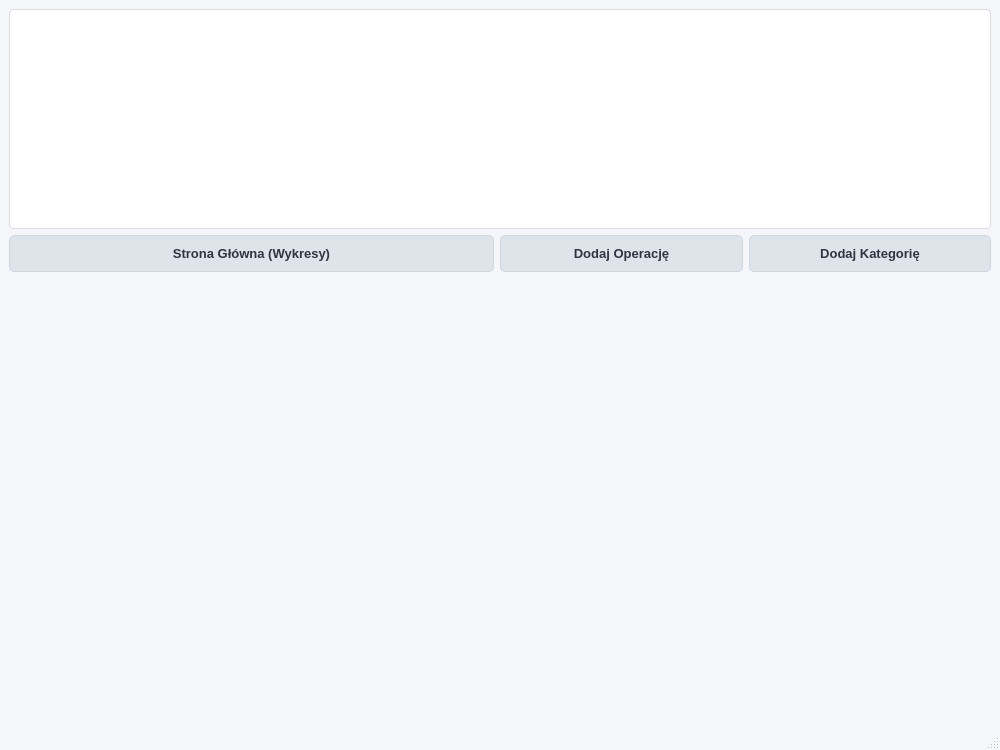
Qt form mainwindow.ui (Borejson1/FinanceManager) before a commit.
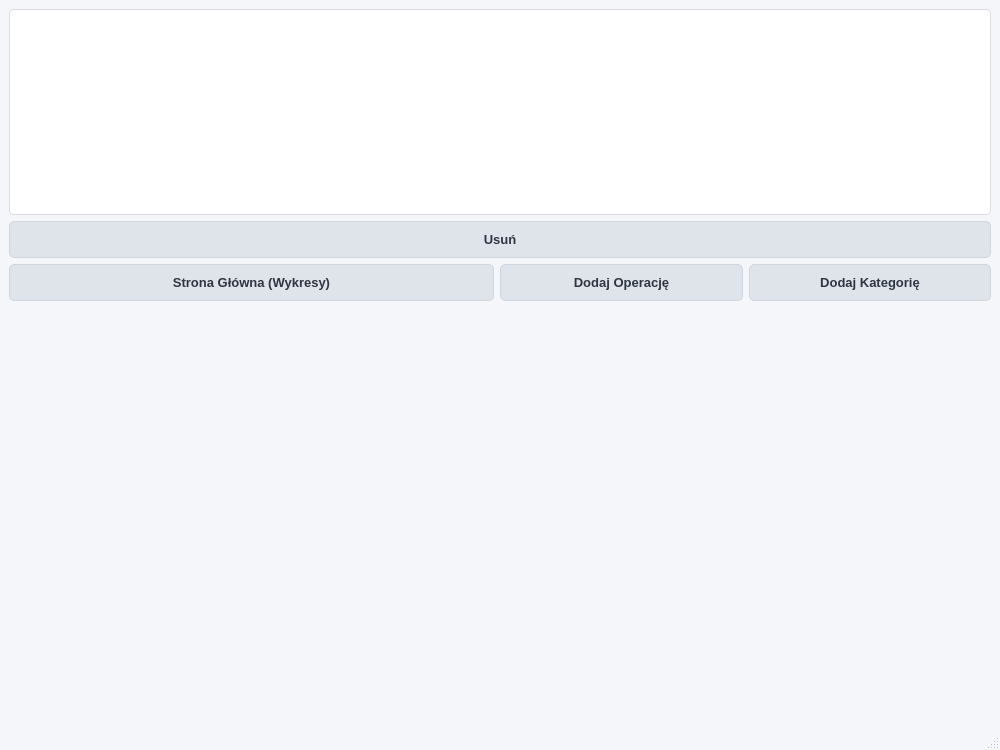
The same form after that commit.

Patch:
```diff
--- a/mainwindow.ui
+++ b/mainwindow.ui
@@ -53,7 +53,7 @@
    </string>
   </property>
   <widget class="QWidget" name="centralwidget">
-   <layout class="QVBoxLayout" name="verticalLayout" stretch="1,0,2">
+   <layout class="QVBoxLayout" name="verticalLayout" stretch="1,0,0,2">
     <item>
      <widget class="QTableView" name="tableView">
       <property name="alternatingRowColors">
@@ -61,6 +61,13 @@
       </property>
      </widget>
     </item>
+    <item>
+     <widget class="QPushButton" name="btnDelete">
+      <property name="text">
+       <string>Usuń</string>
+      </property>
+     </widget>
+    </item>
     <item>
      <layout class="QHBoxLayout" name="horizontalLayout" stretch="2,1,1">
       <item>
```
Left out of the diff: 2 changed lines with no effect on the pictures.
